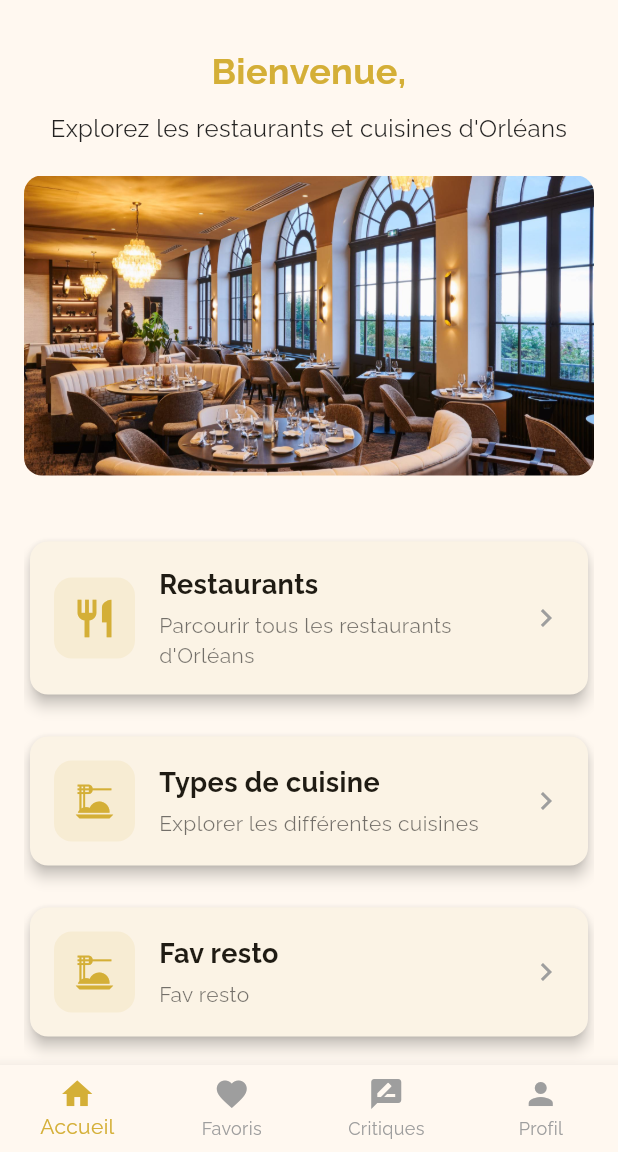
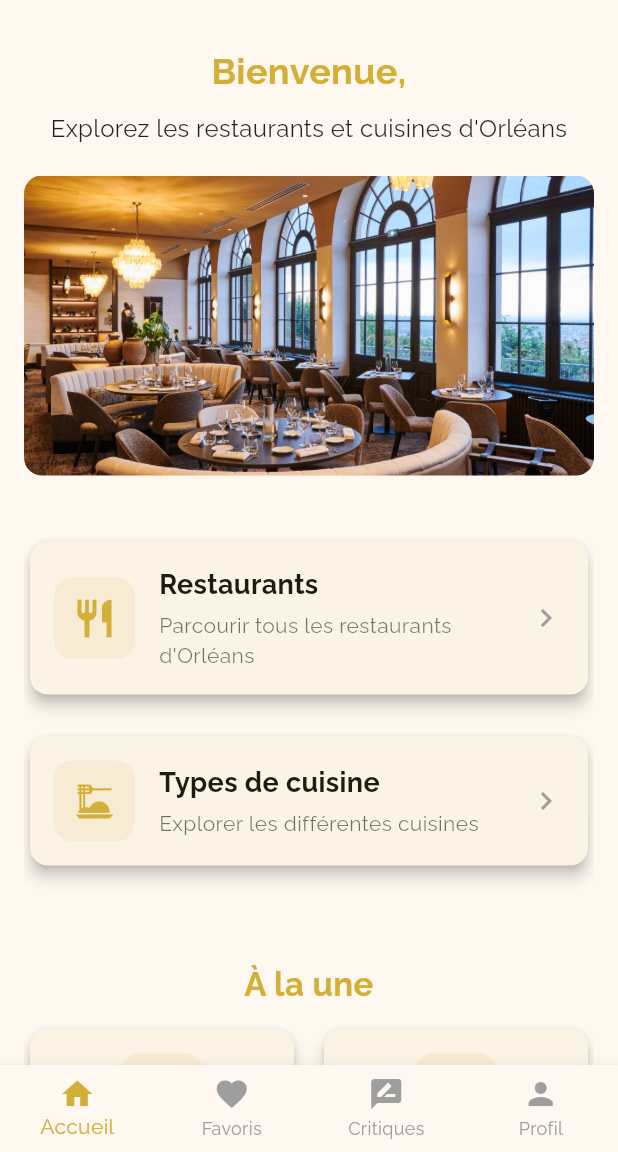
Before and after one commit to muhamadzaiinizeebindaivin/sae-mobile, a Flutter app: the HomeAuthentifiedPage screen opened by its route, on a phone screen of 412 x 824 dp, the part 84-1236 px from its top. Run offline on Flutter 3.47's test engine with Material 3 defaults, Android fonts, the phone set to English and light mode, and no system bars; our stand-ins replace flutter_form_builder, form_builder_validators, go_router, google_fonts, supabase_flutter; accounts and stored records are empty.

```diff
--- a/sae_mobile/lib/views/home_authentified_page.dart
+++ b/sae_mobile/lib/views/home_authentified_page.dart
@@ -177,16 +177,6 @@ class _HomeAuthentifiedPageState extends State<HomeAuthentifiedPage> {
                               color: goldColor,
                               onTap: () => context.push('/cuisines'),
                             ),
-                            SizedBox(height: 20),
-                            _buildNavigationCard(
-                              context,
-                              title: 'Fav resto',
-                              description: 'Fav resto',
-                              icon: Icons.dinner_dining,
-                              color: goldColor,
-                              onTap: () => context.push('/favoris'),
-                            ),
-
                             SizedBox(height: 20),
                           ],
                         ),
```
